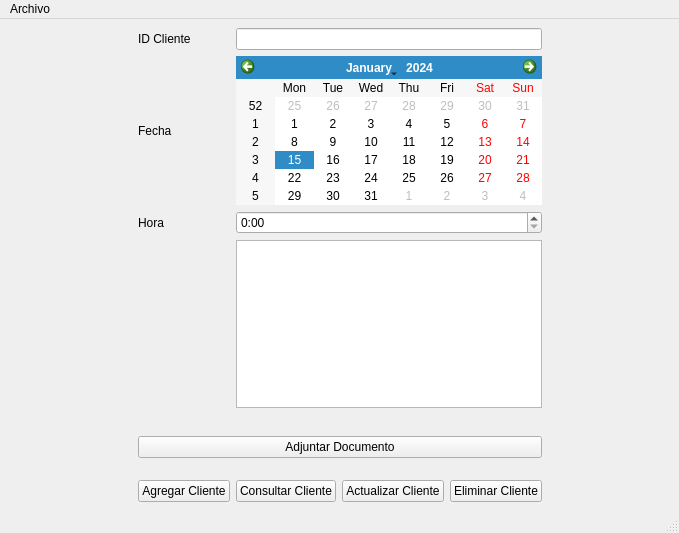
The window that src/mainwindow.ui (BrayanCastro25/evidence-formats) describes before a commit, drawn with Qt 5.
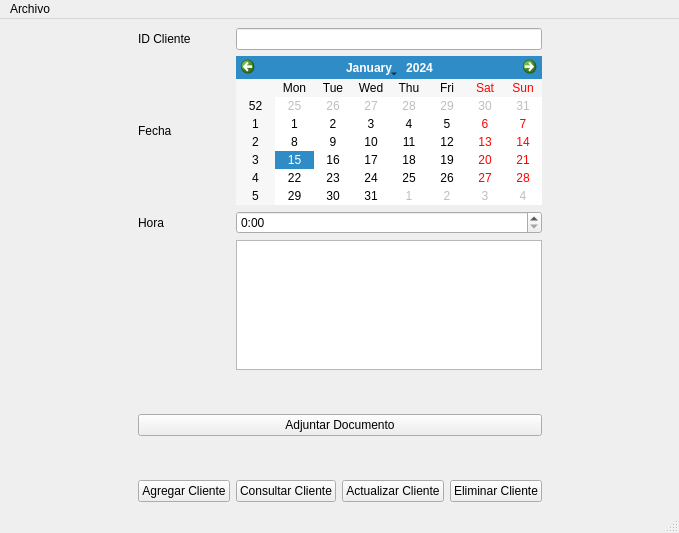
The same window after the commit.

Commit message: se obtiene la hora de QTimeEdit

The edit to the form file:
```diff
--- a/src/mainwindow.ui
+++ b/src/mainwindow.ui
@@ -49,19 +49,6 @@
       </property>
      </widget>
     </item>
-    <item row="6" column="1">
-     <spacer name="verticalSpacer">
-      <property name="orientation">
-       <enum>Qt::Vertical</enum>
-      </property>
-      <property name="sizeHint" stdset="0">
-       <size>
-        <width>20</width>
-        <height>40</height>
-       </size>
-      </property>
-     </spacer>
-    </item>
     <item row="7" column="3">
      <widget class="QPushButton" name="button_update">
       <property name="text">
@@ -69,26 +56,6 @@
       </property>
      </widget>
     </item>
-    <item row="4" column="3">
-     <widget class="QLabel" name="label_text_date">
-      <property name="text">
-       <string/>
-      </property>
-     </widget>
-    </item>
-    <item row="4" column="1">
-     <spacer name="verticalSpacer_2">
-      <property name="orientation">
-       <enum>Qt::Vertical</enum>
-      </property>
-      <property name="sizeHint" stdset="0">
-       <size>
-        <width>20</width>
-        <height>40</height>
-       </size>
-      </property>
-     </spacer>
-    </item>
     <item row="1" column="2" colspan="3">
      <widget class="QCalendarWidget" name="widget_calendar"/>
     </item>
@@ -146,6 +113,32 @@
     <item row="3" column="2" colspan="3">
      <widget class="QTextEdit" name="text_comment"/>
     </item>
+    <item row="4" column="2">
+     <spacer name="verticalSpacer_2">
+      <property name="orientation">
+       <enum>Qt::Vertical</enum>
+      </property>
+      <property name="sizeHint" stdset="0">
+       <size>
+        <width>20</width>
+        <height>100</height>
+       </size>
+      </property>
+     </spacer>
+    </item>
+    <item row="6" column="2">
+     <spacer name="verticalSpacer_3">
+      <property name="orientation">
+       <enum>Qt::Vertical</enum>
+      </property>
+      <property name="sizeHint" stdset="0">
+       <size>
+        <width>20</width>
+        <height>100</height>
+       </size>
+      </property>
+     </spacer>
+    </item>
    </layout>
   </widget>
   <widget class="QMenuBar" name="menubar">
```
The commit also changes 1 other file.
